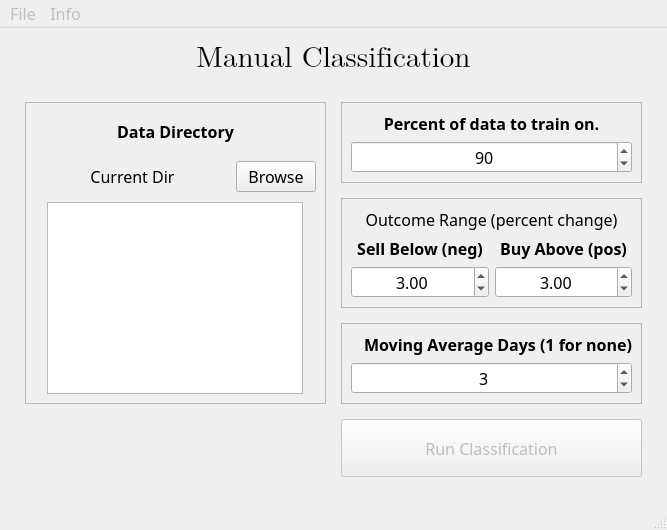
This is Cointraption/layouts/manual_classify_window.ui in J05hr/Cointraption as Qt 5 draws it before an edit. The edited form follows.
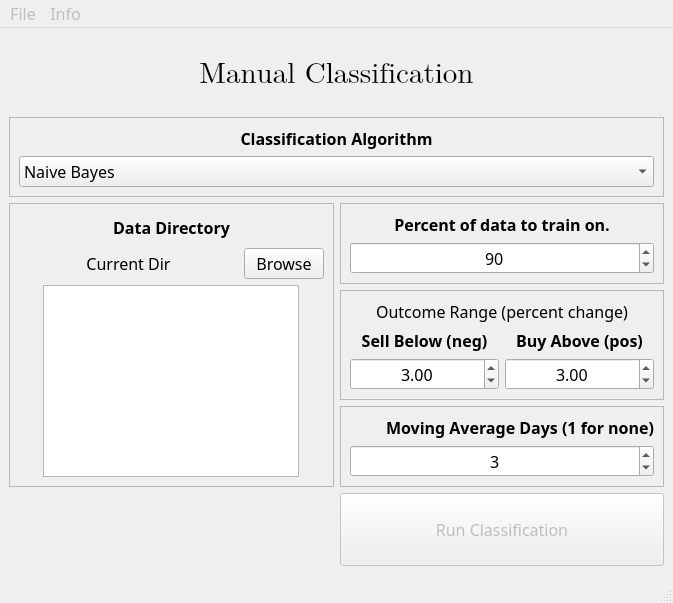
This is the edited form.

The edit to the form file:
```diff
--- a/Cointraption/layouts/manual_classify_window.ui
+++ b/Cointraption/layouts/manual_classify_window.ui
@@ -6,8 +6,8 @@
    <rect>
     <x>0</x>
     <y>0</y>
-    <width>667</width>
-    <height>530</height>
+    <width>673</width>
+    <height>603</height>
    </rect>
   </property>
   <property name="font">
@@ -20,146 +20,8 @@
    <string>MainWindow</string>
   </property>
   <widget class="QWidget" name="centralwidget">
-   <layout class="QGridLayout" name="gridLayout_5">
-    <property name="leftMargin">
-     <number>25</number>
-    </property>
-    <property name="topMargin">
-     <number>0</number>
-    </property>
-    <property name="rightMargin">
-     <number>25</number>
-    </property>
-    <property name="bottomMargin">
-     <number>25</number>
-    </property>
-    <property name="spacing">
-     <number>15</number>
-    </property>
-    <item row="0" column="0" colspan="2">
-     <widget class="QLabel" name="label">
-      <property name="sizePolicy">
-       <sizepolicy hsizetype="MinimumExpanding" vsizetype="MinimumExpanding">
-        <horstretch>0</horstretch>
-        <verstretch>0</verstretch>
-       </sizepolicy>
-      </property>
-      <property name="minimumSize">
-       <size>
-        <width>100</width>
-        <height>50</height>
-       </size>
-      </property>
-      <property name="font">
-       <font>
-        <family>Cambria Math</family>
-        <pointsize>22</pointsize>
-       </font>
-      </property>
-      <property name="text">
-       <string>Manual Classification</string>
-      </property>
-      <property name="alignment">
-       <set>Qt::AlignCenter</set>
-      </property>
-     </widget>
-    </item>
-    <item row="1" column="0" rowspan="3">
-     <widget class="QFrame" name="frame_4">
-      <property name="frameShape">
-       <enum>QFrame::StyledPanel</enum>
-      </property>
-      <property name="frameShadow">
-       <enum>QFrame::Plain</enum>
-      </property>
-      <layout class="QGridLayout" name="gridLayout_4">
-       <item row="1" column="0">
-        <widget class="QLabel" name="curDirLabel">
-         <property name="sizePolicy">
-          <sizepolicy hsizetype="MinimumExpanding" vsizetype="MinimumExpanding">
-           <horstretch>0</horstretch>
-           <verstretch>0</verstretch>
-          </sizepolicy>
-         </property>
-         <property name="font">
-          <font>
-           <family>Source Sans Pro</family>
-           <pointsize>12</pointsize>
-           <weight>50</weight>
-           <bold>false</bold>
-          </font>
-         </property>
-         <property name="text">
-          <string>Current Dir</string>
-         </property>
-         <property name="alignment">
-          <set>Qt::AlignCenter</set>
-         </property>
-        </widget>
-       </item>
-       <item row="1" column="1">
-        <widget class="QPushButton" name="browseButton">
-         <property name="text">
-          <string>Browse</string>
-         </property>
-        </widget>
-       </item>
-       <item row="2" column="0" colspan="2" alignment="Qt::AlignHCenter|Qt::AlignVCenter">
-        <widget class="QListWidget" name="dataListWidget">
-         <property name="sizePolicy">
-          <sizepolicy hsizetype="MinimumExpanding" vsizetype="MinimumExpanding">
-           <horstretch>0</horstretch>
-           <verstretch>0</verstretch>
-          </sizepolicy>
-         </property>
-         <property name="horizontalScrollBarPolicy">
-          <enum>Qt::ScrollBarAsNeeded</enum>
-         </property>
-         <property name="sizeAdjustPolicy">
-          <enum>QAbstractScrollArea::AdjustIgnored</enum>
-         </property>
-         <property name="showDropIndicator" stdset="0">
-          <bool>false</bool>
-         </property>
-         <property name="defaultDropAction">
-          <enum>Qt::IgnoreAction</enum>
-         </property>
-         <property name="alternatingRowColors">
-          <bool>true</bool>
-         </property>
-         <property name="textElideMode">
-          <enum>Qt::ElideLeft</enum>
-         </property>
-        </widget>
-       </item>
-       <item row="0" column="0" colspan="2">
-        <widget class="QLabel" name="label_10">
-         <property name="sizePolicy">
-          <sizepolicy hsizetype="MinimumExpanding" vsizetype="MinimumExpanding">
-           <horstretch>0</horstretch>
-           <verstretch>0</verstretch>
-          </sizepolicy>
-         </property>
-         <property name="font">
-          <font>
-           <family>Source Sans Pro</family>
-           <pointsize>12</pointsize>
-           <weight>75</weight>
-           <bold>true</bold>
-          </font>
-         </property>
-         <property name="text">
-          <string>Data Directory</string>
-         </property>
-         <property name="alignment">
-          <set>Qt::AlignCenter</set>
-         </property>
-        </widget>
-       </item>
-      </layout>
-     </widget>
-    </item>
-    <item row="1" column="1">
+   <layout class="QGridLayout" name="gridLayout_6">
+    <item row="2" column="1">
      <widget class="QFrame" name="frame_3">
       <property name="frameShape">
        <enum>QFrame::StyledPanel</enum>
@@ -208,7 +70,7 @@
       </layout>
      </widget>
     </item>
-    <item row="2" column="1">
+    <item row="3" column="1">
      <widget class="QFrame" name="frame">
       <property name="frameShape">
        <enum>QFrame::StyledPanel</enum>
@@ -322,7 +184,7 @@
       </layout>
      </widget>
     </item>
-    <item row="3" column="1">
+    <item row="4" column="1">
      <widget class="QFrame" name="frame_2">
       <property name="frameShape">
        <enum>QFrame::StyledPanel</enum>
@@ -380,7 +242,7 @@
       </layout>
      </widget>
     </item>
-    <item row="4" column="0">
+    <item row="5" column="0">
      <spacer name="horizontalSpacer">
       <property name="orientation">
        <enum>Qt::Horizontal</enum>
@@ -396,7 +258,7 @@
       </property>
      </spacer>
     </item>
-    <item row="4" column="1">
+    <item row="5" column="1">
      <widget class="QPushButton" name="runCButton">
       <property name="enabled">
        <bool>false</bool>
@@ -418,6 +280,173 @@
       </property>
      </widget>
     </item>
+    <item row="0" column="0" colspan="2">
+     <widget class="QLabel" name="label">
+      <property name="sizePolicy">
+       <sizepolicy hsizetype="MinimumExpanding" vsizetype="MinimumExpanding">
+        <horstretch>0</horstretch>
+        <verstretch>0</verstretch>
+       </sizepolicy>
+      </property>
+      <property name="minimumSize">
+       <size>
+        <width>100</width>
+        <height>50</height>
+       </size>
+      </property>
+      <property name="font">
+       <font>
+        <family>Cambria Math</family>
+        <pointsize>22</pointsize>
+       </font>
+      </property>
+      <property name="text">
+       <string>Manual Classification</string>
+      </property>
+      <property name="alignment">
+       <set>Qt::AlignCenter</set>
+      </property>
+     </widget>
+    </item>
+    <item row="1" column="0" colspan="2">
+     <widget class="QFrame" name="frame_5">
+      <property name="frameShape">
+       <enum>QFrame::StyledPanel</enum>
+      </property>
+      <property name="frameShadow">
+       <enum>QFrame::Plain</enum>
+      </property>
+      <layout class="QGridLayout" name="gridLayout_5">
+       <item row="0" column="0">
+        <widget class="QLabel" name="label_11">
+         <property name="font">
+          <font>
+           <family>Source Sans Pro</family>
+           <pointsize>12</pointsize>
+           <weight>75</weight>
+           <bold>true</bold>
+          </font>
+         </property>
+         <property name="text">
+          <string>Classification Algorithm</string>
+         </property>
+         <property name="alignment">
+          <set>Qt::AlignCenter</set>
+         </property>
+        </widget>
+       </item>
+       <item row="1" column="0">
+        <widget class="QComboBox" name="cAlgoComboBox">
+         <item>
+          <property name="text">
+           <string>Naive Bayes</string>
+          </property>
+         </item>
+         <item>
+          <property name="text">
+           <string>Perceptron</string>
+          </property>
+         </item>
+        </widget>
+       </item>
+      </layout>
+     </widget>
+    </item>
+    <item row="2" column="0" rowspan="3">
+     <widget class="QFrame" name="frame_4">
+      <property name="frameShape">
+       <enum>QFrame::StyledPanel</enum>
+      </property>
+      <property name="frameShadow">
+       <enum>QFrame::Plain</enum>
+      </property>
+      <layout class="QGridLayout" name="gridLayout_4">
+       <item row="1" column="0">
+        <widget class="QLabel" name="curDirLabel">
+         <property name="sizePolicy">
+          <sizepolicy hsizetype="MinimumExpanding" vsizetype="MinimumExpanding">
+           <horstretch>0</horstretch>
+           <verstretch>0</verstretch>
+          </sizepolicy>
+         </property>
+         <property name="font">
+          <font>
+           <family>Source Sans Pro</family>
+           <pointsize>12</pointsize>
+           <weight>50</weight>
+           <bold>false</bold>
+          </font>
+         </property>
+         <property name="text">
+          <string>Current Dir</string>
+         </property>
+         <property name="alignment">
+          <set>Qt::AlignCenter</set>
+         </property>
+        </widget>
+       </item>
+       <item row="1" column="1">
+        <widget class="QPushButton" name="browseButton">
+         <property name="text">
+          <string>Browse</string>
+         </property>
+        </widget>
+       </item>
+       <item row="2" column="0" colspan="2" alignment="Qt::AlignHCenter|Qt::AlignVCenter">
+        <widget class="QListWidget" name="dataListWidget">
+         <property name="sizePolicy">
+          <sizepolicy hsizetype="MinimumExpanding" vsizetype="MinimumExpanding">
+           <horstretch>0</horstretch>
+           <verstretch>0</verstretch>
+          </sizepolicy>
+         </property>
+         <property name="horizontalScrollBarPolicy">
+          <enum>Qt::ScrollBarAsNeeded</enum>
+         </property>
+         <property name="sizeAdjustPolicy">
+          <enum>QAbstractScrollArea::AdjustIgnored</enum>
+         </property>
+         <property name="showDropIndicator" stdset="0">
+          <bool>false</bool>
+         </property>
+         <property name="defaultDropAction">
+          <enum>Qt::IgnoreAction</enum>
+         </property>
+         <property name="alternatingRowColors">
+          <bool>true</bool>
+         </property>
+         <property name="textElideMode">
+          <enum>Qt::ElideLeft</enum>
+         </property>
+        </widget>
+       </item>
+       <item row="0" column="0" colspan="2">
+        <widget class="QLabel" name="label_10">
+         <property name="sizePolicy">
+          <sizepolicy hsizetype="MinimumExpanding" vsizetype="MinimumExpanding">
+           <horstretch>0</horstretch>
+           <verstretch>0</verstretch>
+          </sizepolicy>
+         </property>
+         <property name="font">
+          <font>
+           <family>Source Sans Pro</family>
+           <pointsize>12</pointsize>
+           <weight>75</weight>
+           <bold>true</bold>
+          </font>
+         </property>
+         <property name="text">
+          <string>Data Directory</string>
+         </property>
+         <property name="alignment">
+          <set>Qt::AlignCenter</set>
+         </property>
+        </widget>
+       </item>
+      </layout>
+     </widget>
+    </item>
    </layout>
   </widget>
   <widget class="QMenuBar" name="menubar">
@@ -425,7 +454,7 @@
     <rect>
      <x>0</x>
      <y>0</y>
-     <width>667</width>
+     <width>673</width>
      <height>26</height>
     </rect>
    </property>
```
